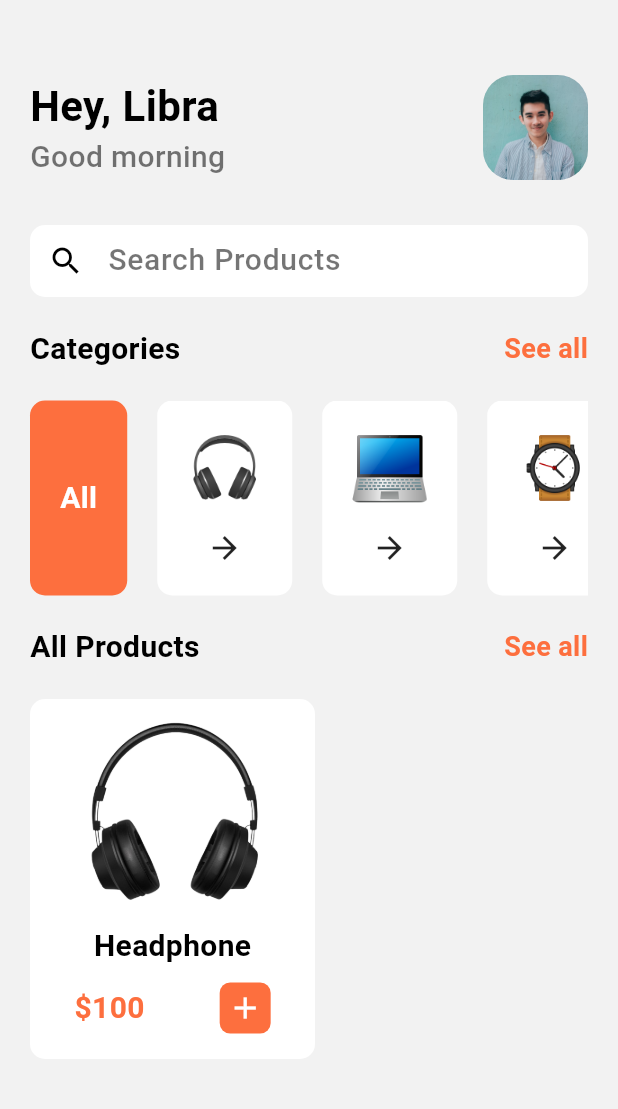
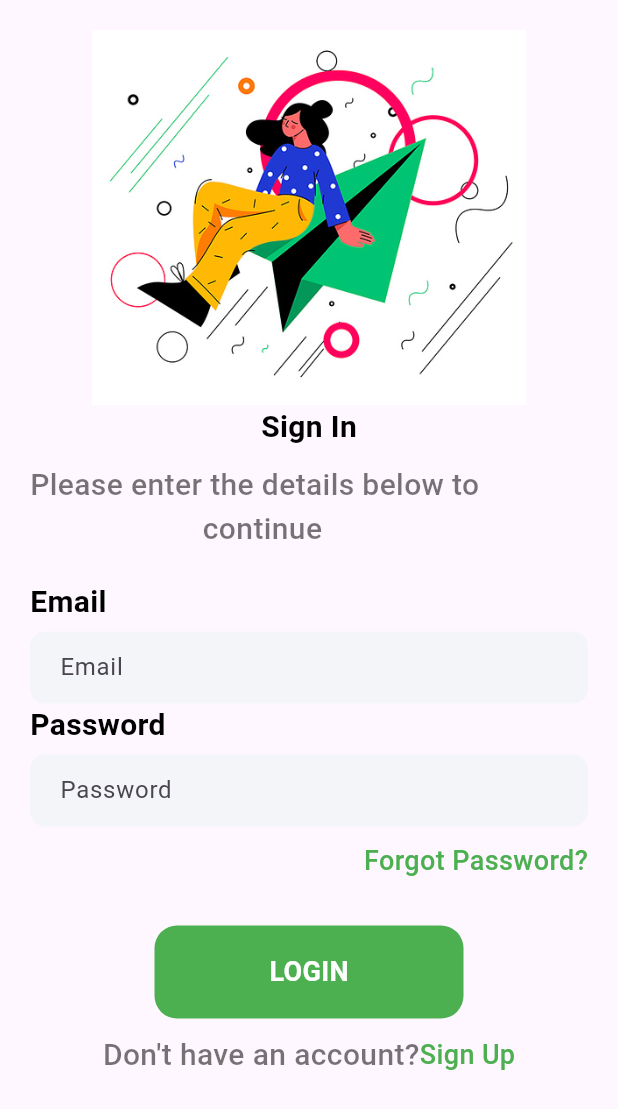
Before and after one commit to Libranne/Ecommerce-App, a Flutter app: the screen it shows after launch, on a phone screen of 412 x 824 dp. Shown: the top 1109 px of the screen. Run offline on Flutter 3.47's test engine with Material 3 defaults, Android fonts, the phone set to English and light mode, and no system bars; our stand-ins replace curved_navigation_bar.

Commit message:
Update Interface

```diff
--- a/lib/main.dart
+++ b/lib/main.dart
@@ -1,5 +1,9 @@
+
+import 'package:ecommerce_app/pages/bottomnav.dart';
 import 'package:ecommerce_app/pages/home.dart';
+import 'package:ecommerce_app/pages/login.dart';
 import 'package:ecommerce_app/pages/onboarding.dart';
+import 'package:ecommerce_app/pages/product_detail.dart';
 import 'package:flutter/material.dart';
 
 void main() {
@@ -34,7 +38,7 @@ class MyApp extends StatelessWidget {
         colorScheme: ColorScheme.fromSeed(seedColor: Colors.deepPurple),
         useMaterial3: true,
       ),
-      home: Home(),
+      home: LogIn()
     );
   }
 }
--- /dev/null
+++ b/lib/pages/login.dart
@@ -0,0 +1,80 @@
+import 'package:ecommerce_app/widget/support_widget.dart';
+import 'package:flutter/material.dart';
+
+class LogIn extends StatefulWidget {
+  const LogIn({super.key});
+
+
+  @override
+  State<LogIn> createState() => _LogInState();
+
+}
+class _LogInState extends State<LogIn> {
+
+
+  @override
+  Widget build(BuildContext context) {
+    return Scaffold(
+      body: Container(
+        margin: EdgeInsets.only(top: 20, left: 20, right: 20),
+        child: Column(
+          crossAxisAlignment: CrossAxisAlignment.start,
+          children: [
+          Center(child: Image.asset("images/login.png",height: 250,)),
+          Center(
+            child: Text("Sign In", style:
+              AppWidget.semiboldTextFeildStyle(),),
+          ),
+          SizedBox(height: 10,),
+          Text("Please enter the details below to\n                      continue", style:
+          AppWidget.lightTextFeildStyle(),),
+            SizedBox(height:20,),
+          Text("Email", style:
+          AppWidget.semiboldTextFeildStyle(),),
+            SizedBox(height: 5,),
+            Container(
+              padding: EdgeInsets.only(left: 20),
+              decoration: BoxDecoration(color: Color(0xFFF4F5F9),borderRadius: BorderRadius.circular(10)),
+                        child: TextField(
+                  decoration: InputDecoration(border: InputBorder.none, hintText: "Email"),
+                )
+            ),
+
+            Text("Password", style:
+            AppWidget.semiboldTextFeildStyle(),),
+            SizedBox(height: 5,),
+            Container(
+                padding: EdgeInsets.only(left: 20),
+                decoration: BoxDecoration(color: Color(0xFFF4F5F9),borderRadius: BorderRadius.circular(10)),
+                child: TextField(
+                  decoration: InputDecoration(border: InputBorder.none, hintText: "Password"),
+                )
+            ),
+      SizedBox(height: 10,),
+      Row(
+        mainAxisAlignment: MainAxisAlignment.end,
+        children: [
+          Text("Forgot Password?", style: TextStyle(color: Colors.green, fontSize: 18, fontWeight: FontWeight.w500),),
+        ],
+      ),
+            SizedBox(height: 30,),
+            Center(
+              child: Container(
+                width: MediaQuery.of(context).size.width/2,
+                padding: EdgeInsets.all(18),
+                decoration: BoxDecoration(color: Colors.green, borderRadius: BorderRadius.circular(15)),
+                child: Center(child: Text("LOGIN", style: TextStyle(color: Colors.white, fontSize: 18, fontWeight: FontWeight.bold),)),
+              ),
+            ),
+            SizedBox(height: 10,),
+            Row(
+              mainAxisAlignment: MainAxisAlignment.center,
+              children: [
+              Text("Don't have an account?", style: AppWidget.lightTextFeildStyle(),),
+              Text("Sign Up", style: TextStyle(color: Colors.green, fontSize: 18, fontWeight: FontWeight.w500),),
+            ],)
+        ],),
+      ),
+    );
+  }
+}
--- a/pubspec.yaml
+++ b/pubspec.yaml
@@ -30,6 +30,7 @@ environment:
 dependencies:
   flutter:
     sdk: flutter
+  curved_navigation_bar: ^1.0.3
 
   # The following adds the Cupertino Icons font to your application.
   # Use with the CupertinoIcons class for iOS style icons.
```
Also changed, not shown: lib/pages/Order.dart (added, +18 -0 lines), lib/pages/bottomnav.dart (added, +65 -0 lines), lib/pages/home.dart (+65 -2 lines), lib/pages/product_detail.dart (added, +78 -0 lines), lib/pages/profile.dart (added, +18 -0 lines), lib/pages/signup.dart (added, +80 -0 lines), pubspec.lock.
